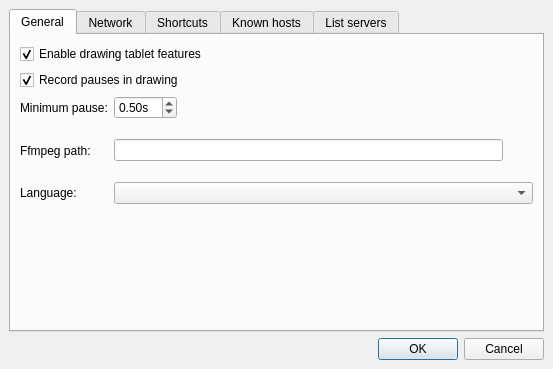
Qt form src/client/ui/settings.ui (drawpile/Drawpile) before a commit.
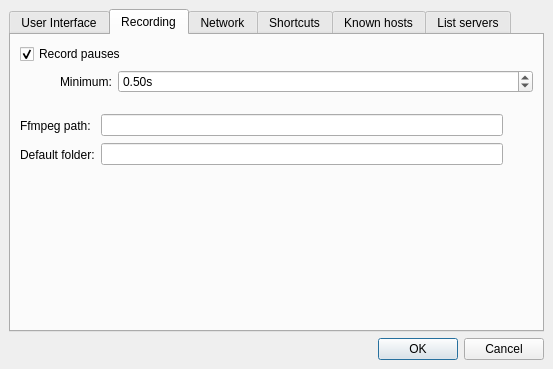
The same form after that commit. The open tabs and pages were chosen to show the change. Icons and pictures are not drawn.

Commit message: New settings dialog tab for recording options

Diff of the .ui file:
```diff
--- a/src/client/ui/settings.ui
+++ b/src/client/ui/settings.ui
@@ -36,44 +36,84 @@
      </property>
      <widget class="QWidget" name="tab_3">
       <attribute name="title">
-       <string>General</string>
+       <string>User Interface</string>
       </attribute>
       <layout class="QFormLayout" name="formLayout_2">
-       <item row="5" column="0">
-        <widget class="QLabel" name="label_4">
+       <property name="fieldGrowthPolicy">
+        <enum>QFormLayout::ExpandingFieldsGrow</enum>
+       </property>
+       <item row="2" column="0">
+        <widget class="QLabel" name="label_3">
          <property name="text">
-          <string>Ffmpeg path:</string>
+          <string>Language:</string>
          </property>
         </widget>
        </item>
-       <item row="5" column="1">
-        <layout class="QHBoxLayout" name="horizontalLayout">
-         <item>
-          <widget class="QLineEdit" name="ffmpegpath"/>
-         </item>
-         <item>
-          <widget class="QToolButton" name="pickFfmpeg">
-           <property name="icon">
-            <iconset theme="document-open">
-             <normaloff>icons:document-open.png</normaloff>icons:document-open.png</iconset>
-           </property>
-           <property name="autoRaise">
-            <bool>true</bool>
-           </property>
-          </widget>
-         </item>
-        </layout>
+       <item row="2" column="1">
+        <widget class="QComboBox" name="languageBox"/>
        </item>
        <item row="3" column="0">
-        <widget class="QLabel" name="label_2">
+        <widget class="QLabel" name="label_7">
          <property name="text">
-          <string>Minimum pause:</string>
+          <string>Tablet:</string>
          </property>
         </widget>
        </item>
        <item row="3" column="1">
+        <widget class="QCheckBox" name="tabletSupport">
+         <property name="text">
+          <string>Enable pressure sensitivity</string>
+         </property>
+         <property name="checked">
+          <bool>true</bool>
+         </property>
+        </widget>
+       </item>
+      </layout>
+     </widget>
+     <widget class="QWidget" name="tab_6">
+      <attribute name="title">
+       <string>Recording</string>
+      </attribute>
+      <layout class="QVBoxLayout" name="verticalLayout_2">
+       <item>
+        <widget class="QCheckBox" name="recordpause">
+         <property name="text">
+          <string>Record pauses</string>
+         </property>
+         <property name="checked">
+          <bool>true</bool>
+         </property>
+        </widget>
+       </item>
+       <item>
         <layout class="QHBoxLayout" name="horizontalLayout_3">
          <item>
+          <spacer name="horizontalSpacer_2">
+           <property name="orientation">
+            <enum>Qt::Horizontal</enum>
+           </property>
+           <property name="sizeType">
+            <enum>QSizePolicy::Fixed</enum>
+           </property>
+           <property name="sizeHint" stdset="0">
+            <size>
+             <width>40</width>
+             <height>10</height>
+            </size>
+           </property>
+          </spacer>
+         </item>
+         <item>
+          <layout class="QFormLayout" name="formLayout_3">
+           <item row="0" column="0">
+            <widget class="QLabel" name="label_2">
+             <property name="text">
+              <string>Minimum:</string>
+             </property>
+            </widget>
+           </item>
+           <item row="0" column="1">
           <widget class="QDoubleSpinBox" name="minimumpause">
            <property name="suffix">
             <string>s</string>
@@ -92,82 +132,95 @@
            </property>
           </widget>
          </item>
+          </layout>
+         </item>
+        </layout>
+       </item>
          <item>
-          <spacer name="horizontalSpacer_2">
-           <property name="orientation">
-            <enum>Qt::Horizontal</enum>
-           </property>
-           <property name="sizeHint" stdset="0">
-            <size>
-             <width>40</width>
-             <height>20</height>
-            </size>
-           </property>
-          </spacer>
-         </item>
-        </layout>
-       </item>
-       <item row="4" column="1">
-        <spacer name="verticalSpacer">
-         <property name="orientation">
-          <enum>Qt::Vertical</enum>
-         </property>
-         <property name="sizeType">
-          <enum>QSizePolicy::Minimum</enum>
-         </property>
-         <property name="sizeHint" stdset="0">
-          <size>
-           <width>20</width>
-           <height>8</height>
-          </size>
-         </property>
-        </spacer>
-       </item>
-       <item row="2" column="0" colspan="2">
-        <widget class="QCheckBox" name="recordpause">
-         <property name="text">
-          <string>Record pauses in drawing</string>
-         </property>
-         <property name="checked">
-          <bool>true</bool>
-         </property>
-        </widget>
-       </item>
-       <item row="1" column="0" colspan="2">
-        <widget class="QCheckBox" name="tabletSupport">
-         <property name="text">
-          <string>Enable drawing tablet features</string>
-         </property>
-         <property name="checked">
-          <bool>true</bool>
-         </property>
-        </widget>
-       </item>
-       <item row="7" column="0">
-        <widget class="QLabel" name="label_3">
-         <property name="text">
-          <string>Language:</string>
-         </property>
-        </widget>
-       </item>
-       <item row="6" column="0">
         <spacer name="verticalSpacer_2">
          <property name="orientation">
           <enum>Qt::Vertical</enum>
          </property>
          <property name="sizeType">
-          <enum>QSizePolicy::Minimum</enum>
+          <enum>QSizePolicy::Fixed</enum>
          </property>
          <property name="sizeHint" stdset="0">
           <size>
            <width>20</width>
-           <height>8</height>
+           <height>15</height>
           </size>
          </property>
         </spacer>
        </item>
-       <item row="7" column="1">
-        <widget class="QComboBox" name="languageBox"/>
+       <item>
+        <layout class="QFormLayout" name="formLayout_4">
+         <property name="fieldGrowthPolicy">
+          <enum>QFormLayout::ExpandingFieldsGrow</enum>
+         </property>
+         <item row="0" column="0">
+          <widget class="QLabel" name="label_4">
+           <property name="text">
+            <string>Ffmpeg path:</string>
+           </property>
+          </widget>
+         </item>
+         <item row="0" column="1">
+          <layout class="QHBoxLayout" name="horizontalLayout">
+           <item>
+            <widget class="QLineEdit" name="ffmpegpath"/>
+           </item>
+           <item>
+            <widget class="QToolButton" name="pickFfmpeg">
+             <property name="icon">
+              <iconset theme="document-open">
+               <normaloff>icons:document-open.png</normaloff>icons:document-open.png</iconset>
+             </property>
+             <property name="autoRaise">
+              <bool>true</bool>
+             </property>
+            </widget>
+           </item>
+          </layout>
+         </item>
+         <item row="1" column="0">
+          <widget class="QLabel" name="label_8">
+           <property name="text">
+            <string>Default folder:</string>
+           </property>
+          </widget>
+         </item>
+         <item row="1" column="1">
+          <layout class="QHBoxLayout" name="horizontalLayout_6">
+           <item>
+            <widget class="QLineEdit" name="recordingFolder"/>
+           </item>
+           <item>
+            <widget class="QToolButton" name="pickRecordingFolder">
+             <property name="icon">
+              <iconset theme="document-open" resource="icons/theme/icons.qrc">
+               <normaloff>:/icons/theme/document-open.png</normaloff>:/icons/theme/document-open.png</iconset>
+             </property>
+             <property name="autoRaise">
+              <bool>true</bool>
+             </property>
+            </widget>
+           </item>
+          </layout>
+         </item>
+        </layout>
+       </item>
+       <item>
+        <spacer name="verticalSpacer">
+         <property name="orientation">
+          <enum>Qt::Vertical</enum>
+         </property>
+         <property name="sizeHint" stdset="0">
+          <size>
+           <width>20</width>
+           <height>40</height>
+          </size>
+         </property>
+        </spacer>
        </item>
       </layout>
      </widget>
```
Left out of the diff: 12 changed lines with no effect on the pictures. Lines whose indentation alone changed are shown as unchanged. The commit also changes 5 other files.
